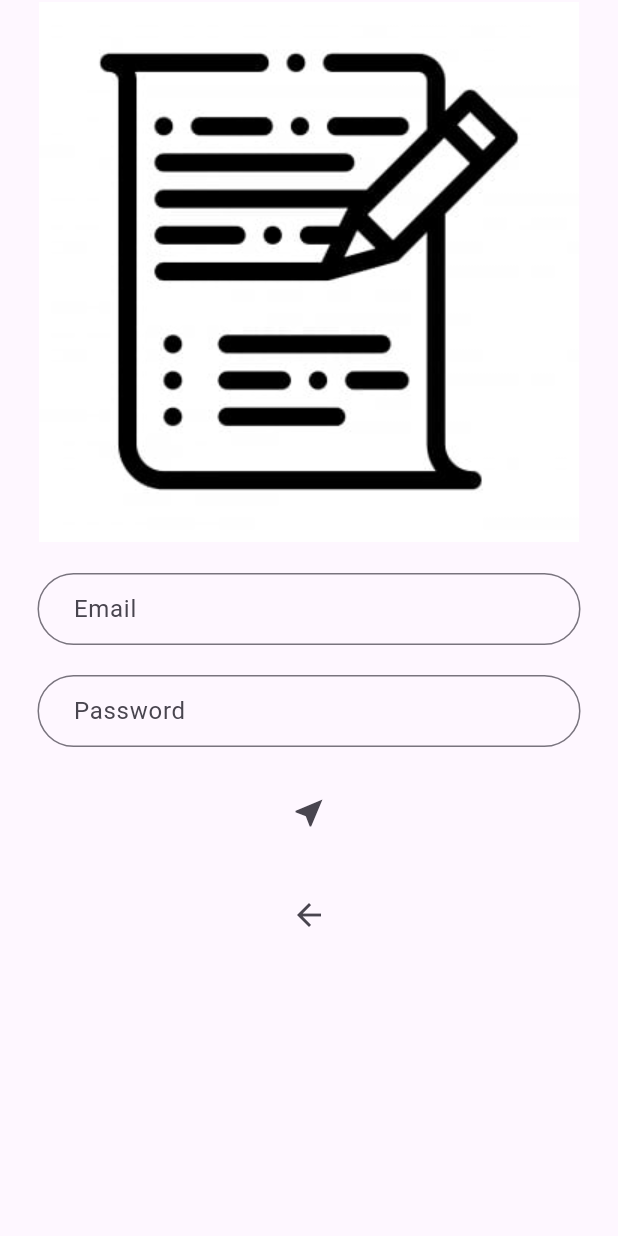
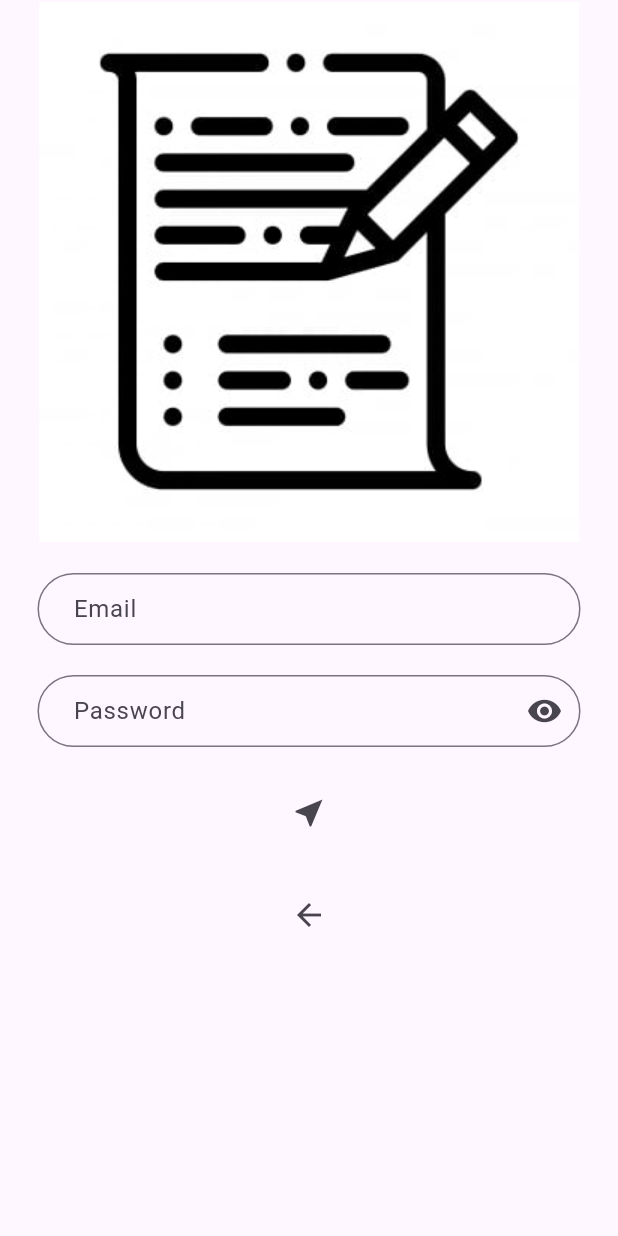
Before and after one commit to LeBaoTai/messenger-app, a Flutter app: the RegisterScreen screen opened directly, on a phone screen of 412 x 824 dp. Run offline on Flutter 3.47's test engine with Material 3 defaults, Android fonts, the phone set to English and light mode, and no system bars; our stand-ins replace cloud_firestore, firebase_auth, firebase_core; accounts and stored records are empty.

Commit message:
add toggle visibility password to password input field in register

```diff
--- a/lib/screens/register_screen.dart
+++ b/lib/screens/register_screen.dart
@@ -16,6 +16,8 @@ class _RegisterScreenState extends State<RegisterScreen> {
 
   final _formKey = GlobalKey<FormState>();
 
+  bool _isShowPassword = false;
+
   @override
   Widget build(BuildContext context) {
     return Scaffold(
@@ -27,9 +29,9 @@ class _RegisterScreenState extends State<RegisterScreen> {
             children: [
               Image.asset('assets/login/register_banner.jpg'),
               _renderSizeBox(),
-              _buildInputField(_usernameController, false, 'Email'),
+              _buildEmailInputField(_usernameController, 'Email'),
               _renderSizeBox(),
-              _buildInputField(_passwordController, true, 'Password'),
+              _buildPasswordInputField(_passwordController, 'Password'),
               _renderSizeBox(),
               _registerBtn(),
               _renderSizeBox(),
@@ -49,13 +51,35 @@ class _RegisterScreenState extends State<RegisterScreen> {
     super.dispose();
   }
 
-  Widget _buildInputField(TextEditingController controller, bool isPassword, String labelText) {
+  Widget _buildEmailInputField(TextEditingController controller, String labelText) {
     return TextFormField(
       validator: (text) => text!.isEmpty ? "Không được để trống" : null,
       controller: controller,
-      obscureText: isPassword,
       decoration: InputDecoration(
         contentPadding: const EdgeInsets.only(left: 20),
+        border: OutlineInputBorder(
+          borderRadius: BorderRadius.circular(30),
+        ),
+        labelText: labelText,
+      ),
+    );
+  }
+
+  Widget _buildPasswordInputField(TextEditingController controller, String labelText) {
+    return TextFormField(
+      validator: (text) => text!.isEmpty ? "Không được để trống" : null,
+      controller: controller,
+      obscureText: !_isShowPassword,
+      decoration: InputDecoration(
+        contentPadding: const EdgeInsets.only(left: 20),
+        suffixIcon: IconButton(
+          onPressed: (){
+            setState(() {
+              _isShowPassword = !_isShowPassword;
+            });
+          },
+          icon: _isShowPassword ? const Icon(Icons.visibility_off) : const Icon(Icons.visibility),
+        ),
         border: OutlineInputBorder(
           borderRadius: BorderRadius.circular(30),
         ),
```
